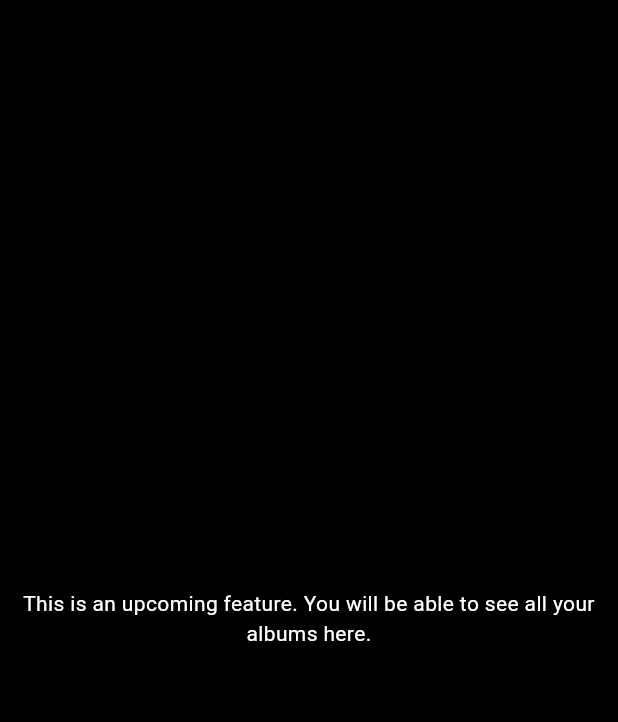
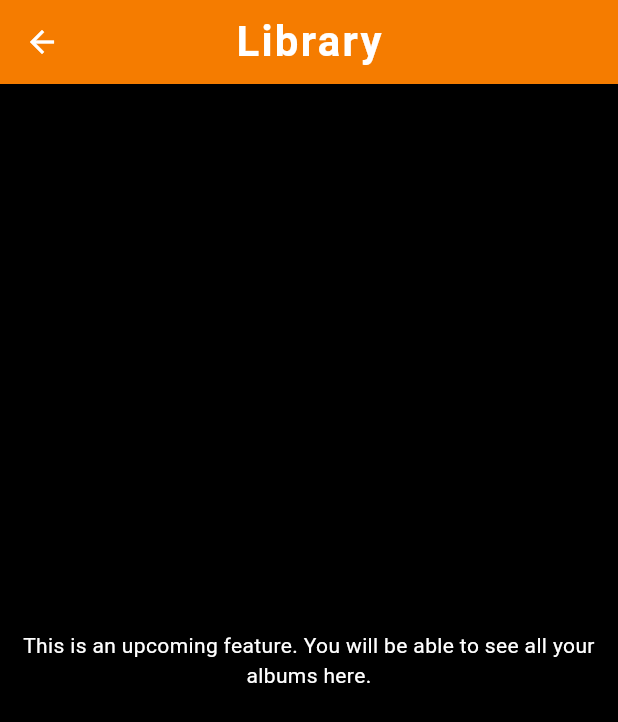
Before and after one commit to Rancid-coder/Album-Collector, a Flutter app: the LibraryPage screen opened directly, on a phone screen of 412 x 824 dp. Shown: the top 722 px of the screen. Run offline on Flutter 3.47's test engine with Material 3 defaults, Android fonts, the phone set to English and light mode, and no system bars; missing offline and left inert: mobile_scanner; Roboto replaces fonts that are missing (Poppins).

Commit message:
refactor: Update library page layout and add navigation button on home page

```diff
--- a/album_collector_frontend/lib/pages/library_page.dart
+++ b/album_collector_frontend/lib/pages/library_page.dart
@@ -10,8 +10,11 @@ class LibraryPage extends StatefulWidget {
 class _LibraryPageState extends State<LibraryPage> {
   @override
   Widget build(BuildContext context) {
-    return const Scaffold(
-      body: Column(
+    return Scaffold(
+      appBar: AppBar(
+          backgroundColor: Theme.of(context).colorScheme.primary,
+          title: const Text('Library')),
+      body: const Column(
         mainAxisAlignment: MainAxisAlignment.center,
         children: [
           Text(
```
Also changed, not shown: album_collector_frontend/lib/pages/home_page.dart (+16 -1 lines).
